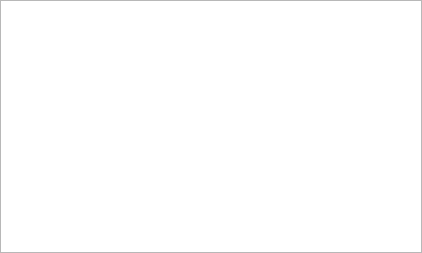
This is plasma/generic/applets/systemtray/ui/autohide.ui in mgottschlag/kwin-tiling as Qt 5 draws it before an edit. The edited form follows.
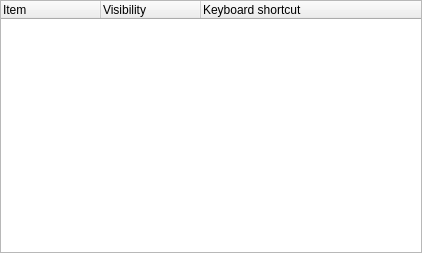
This is the edited form.

Commit message: a first attempt on a global shortcut config for systray icons. it works sporadically, config ui still sucks (should replace the keyboard shortuc section, i think)

The edit to the form file:
```diff
--- a/plasma/generic/applets/systemtray/ui/autohide.ui
+++ b/plasma/generic/applets/systemtray/ui/autohide.ui
@@ -19,26 +19,34 @@
      <property name="rootIsDecorated">
       <bool>false</bool>
      </property>
+     <property name="columnCount">
+      <number>3</number>
+     </property>
      <attribute name="headerVisible">
-      <bool>false</bool>
+      <bool>true</bool>
      </attribute>
      <attribute name="headerDefaultSectionSize">
-      <number>200</number>
+      <number>100</number>
      </attribute>
      <attribute name="headerDefaultSectionSize">
-      <number>200</number>
+      <number>100</number>
      </attribute>
      <attribute name="headerVisible">
-      <bool>false</bool>
+      <bool>true</bool>
      </attribute>
      <column>
       <property name="text">
-       <string>1</string>
+       <string>Item</string>
       </property>
      </column>
      <column>
       <property name="text">
-       <string>2</string>
+       <string>Visibility</string>
+      </property>
+     </column>
+     <column>
+      <property name="text">
+       <string>Keyboard shortcut</string>
       </property>
      </column>
     </widget>
```
The commit also changes 3 other files.
